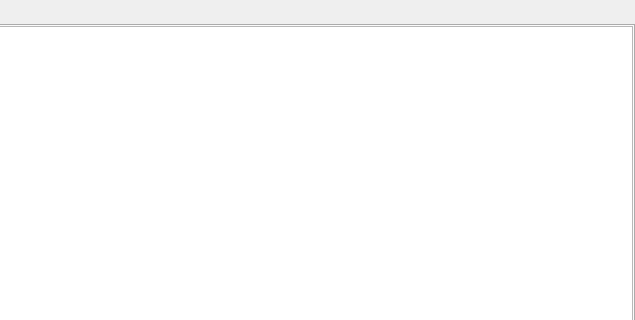
wuliaodew/sci_tool, file sci_tool.ui: the form before one commit; both pictures show x 165 to 800 and y 0 to 320 of the 800 by 500 pixel window.
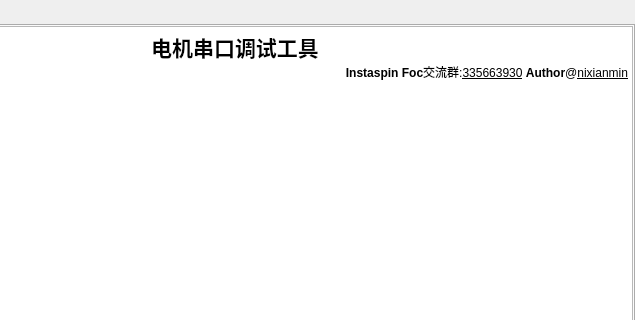
The form after the commit. The open tabs and pages were chosen to show the change.

Commit message: 1、增加打开端口操作 2、增加现成操作，用来扫描串口数据

What changed in the file:
```diff
--- a/sci_tool.ui
+++ b/sci_tool.ui
@@ -1300,7 +1300,18 @@
          <number>0</number>
         </property>
         <item>
-         <widget class="QTextBrowser" name="textBrowser"/>
+         <widget class="QTextBrowser" name="textBrowser">
+          <property name="html">
+           <string>&lt;!DOCTYPE HTML PUBLIC &quot;-//W3C//DTD HTML 4.0//EN&quot; &quot;http://www.w3.org/TR/REC-html40/strict.dtd&quot;&gt;
+&lt;html&gt;&lt;head&gt;&lt;meta name=&quot;qrichtext&quot; content=&quot;1&quot; /&gt;&lt;style type=&quot;text/css&quot;&gt;
+p, li { white-space: pre-wrap; }
+&lt;/style&gt;&lt;/head&gt;&lt;body style=&quot; font-family:'SimSun'; font-size:9pt; font-weight:400; font-style:normal;&quot;&gt;
+&lt;p align=&quot;center&quot; style=&quot; margin-top:0px; margin-bottom:0px; margin-left:0px; margin-right:0px; -qt-block-indent:0; text-indent:0px;&quot;&gt;&lt;span style=&quot; font-size:16pt; font-weight:600;&quot;&gt;电机串口调试工具&lt;/span&gt;&lt;/p&gt;
+&lt;p align=&quot;right&quot; style=&quot; margin-top:0px; margin-bottom:0px; margin-left:0px; margin-right:0px; -qt-block-indent:0; text-indent:0px;&quot;&gt;&lt;span style=&quot; font-weight:600;&quot;&gt;Instaspin Foc&lt;/span&gt;交流群:&lt;span style=&quot; text-decoration: underline;&quot;&gt;335663930&lt;/span&gt;&lt;span style=&quot; font-weight:600;&quot;&gt; Author&lt;/span&gt;@&lt;span style=&quot; text-decoration: underline;&quot;&gt;nixianmin&lt;/span&gt;&lt;/p&gt;
+&lt;p style=&quot;-qt-paragraph-type:empty; margin-top:0px; margin-bottom:0px; margin-left:0px; margin-right:0px; -qt-block-indent:0; text-indent:0px;&quot;&gt;&lt;br /&gt;&lt;/p&gt;
+&lt;p align=&quot;right&quot; style=&quot;-qt-paragraph-type:empty; margin-top:0px; margin-bottom:0px; margin-left:0px; margin-right:0px; -qt-block-indent:0; text-indent:0px;&quot;&gt;&lt;br /&gt;&lt;/p&gt;&lt;/body&gt;&lt;/html&gt;</string>
+          </property>
+         </widget>
         </item>
        </layout>
       </widget>
```
Left out of the diff: 10 changed lines with no effect on the pictures. The commit also changes 2 other files.
